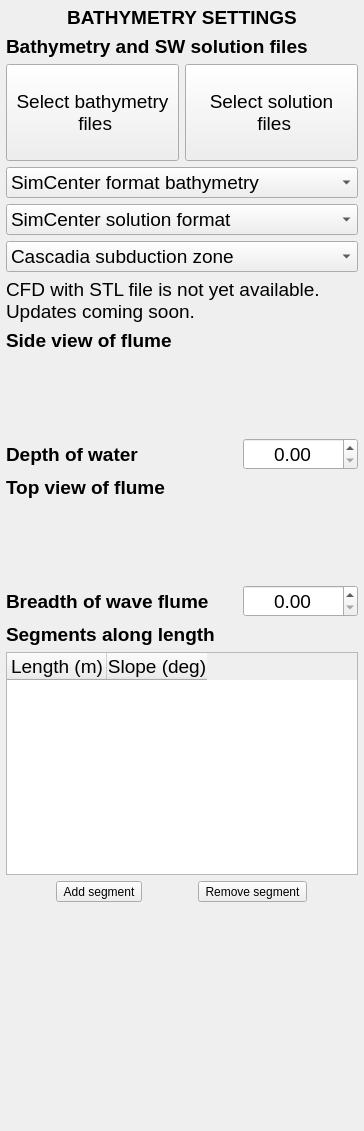
NHERI-SimCenter/HydroUQ, file EVENTS/GeoClawOpenFOAM/bathymetry.ui: the form before one commit.
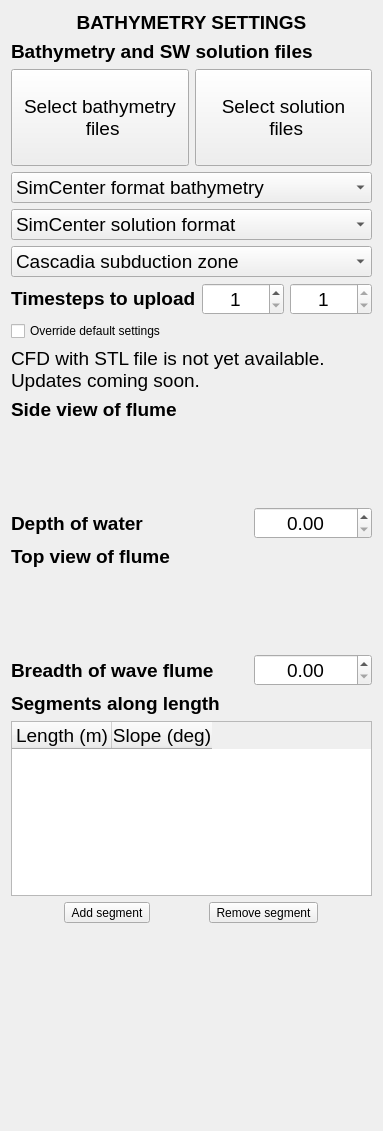
The form after the commit. Icons and pictures are not drawn.

```diff
--- a/EVENTS/GeoClawOpenFOAM/bathymetry.ui
+++ b/EVENTS/GeoClawOpenFOAM/bathymetry.ui
@@ -13,19 +13,7 @@
   <property name="windowTitle">
    <string>Frame</string>
   </property>
-  <layout class="QVBoxLayout" name="verticalLayout">
-   <property name="leftMargin">
-    <number>6</number>
-   </property>
-   <property name="topMargin">
-    <number>6</number>
-   </property>
-   <property name="rightMargin">
-    <number>6</number>
-   </property>
-   <property name="bottomMargin">
-    <number>6</number>
-   </property>
+  <layout class="QVBoxLayout" name="verticalLayout_2">
    <item>
     <widget class="QLabel" name="Lbl_H1">
      <property name="font">
@@ -201,6 +189,83 @@
      </item>
     </layout>
    </item>
+   <item>
+    <layout class="QVBoxLayout" name="verticalLayout">
+     <item>
+      <layout class="QHBoxLayout" name="horizontalLayout">
+       <item>
+        <widget class="QLabel" name="Lbl_SideViewH2_2">
+         <property name="font">
+          <font>
+           <pointsize>14</pointsize>
+           <weight>75</weight>
+           <bold>true</bold>
+          </font>
+         </property>
+         <property name="focusPolicy">
+          <enum>Qt::ClickFocus</enum>
+         </property>
+         <property name="text">
+          <string>&lt;html&gt;&lt;head/&gt;&lt;body&gt;&lt;p&gt;Timesteps to upload&lt;/p&gt;&lt;/body&gt;&lt;/html&gt;</string>
+         </property>
+        </widget>
+       </item>
+       <item>
+        <widget class="QDoubleSpinBox" name="DSpBx_Depth_2">
+         <property name="font">
+          <font>
+           <pointsize>14</pointsize>
+          </font>
+         </property>
+         <property name="alignment">
+          <set>Qt::AlignCenter</set>
+         </property>
+         <property name="decimals">
+          <number>0</number>
+         </property>
+         <property name="minimum">
+          <double>1.000000000000000</double>
+         </property>
+         <property name="maximum">
+          <double>10000.000000000000000</double>
+         </property>
+        </widget>
+       </item>
+       <item>
+        <widget class="QDoubleSpinBox" name="DSpBx_Depth_3">
+         <property name="font">
+          <font>
+           <pointsize>14</pointsize>
+          </font>
+         </property>
+         <property name="alignment">
+          <set>Qt::AlignCenter</set>
+         </property>
+         <property name="readOnly">
+          <bool>true</bool>
+         </property>
+         <property name="decimals">
+          <number>0</number>
+         </property>
+         <property name="minimum">
+          <double>1.000000000000000</double>
+         </property>
+         <property name="maximum">
+          <double>10000.000000000000000</double>
+         </property>
+        </widget>
+       </item>
+      </layout>
+     </item>
+     <item>
+      <widget class="QCheckBox" name="checkBox">
+       <property name="text">
+        <string>Override default settings</string>
+       </property>
+      </widget>
+     </item>
+    </layout>
+   </item>
    <item>
     <widget class="QLabel" name="Lbl_Notice">
      <property name="font">
```
